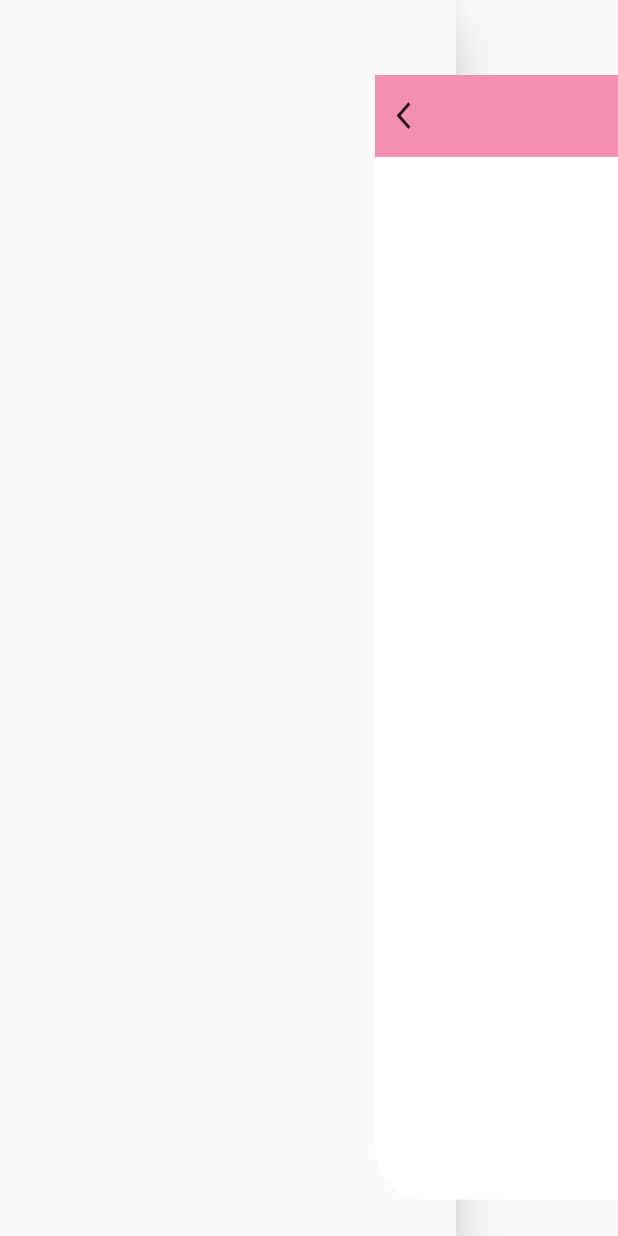
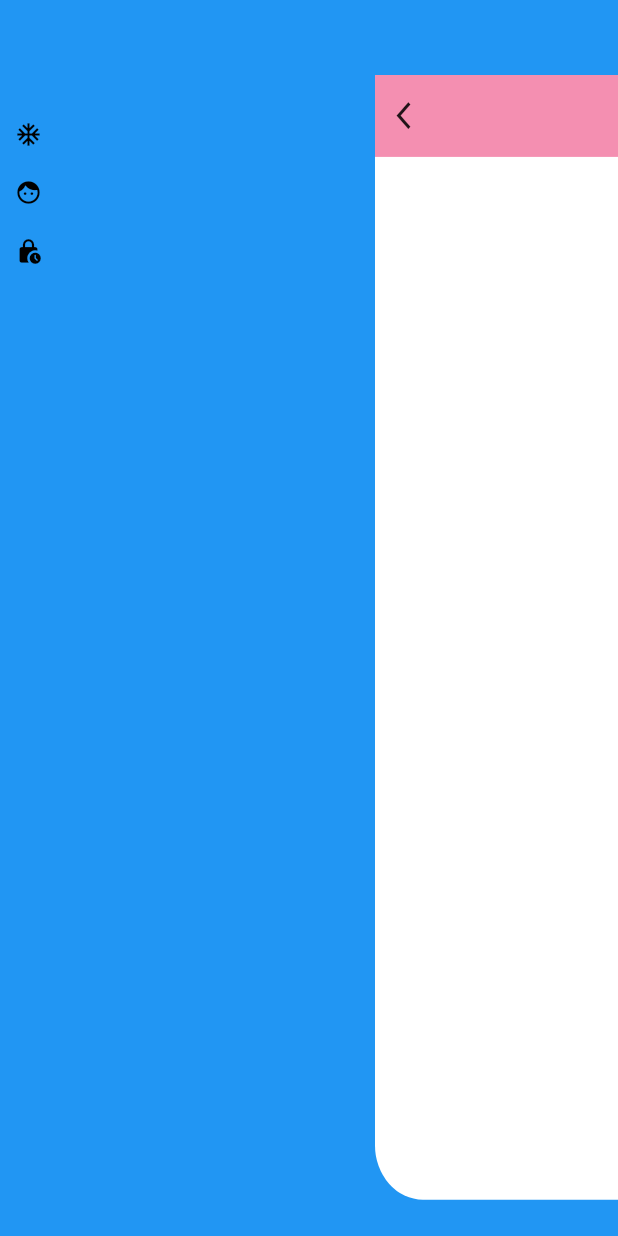
Before and after one commit to bitwaytechorg/pluto, a Flutter app: the MobileHome screen opened directly, after a tap on the "menu" icon, on a phone screen of 412 x 824 dp. Run offline on Flutter 3.47's test engine with Material 2 defaults, Android fonts, the phone set to English and light mode, and no system bars; our stand-ins replace cloud_firestore, firebase_auth, firebase_core, firebase_remote_config; missing offline and left inert: firebase_ui_auth, firebase_ui_localizations; accounts and stored records are empty.

Commit message:
slider_menu.dart

```diff
--- a/lib/components/drawer.dart
+++ b/lib/components/slider_menu.dart
@@ -4,7 +4,7 @@ import 'package:flutter/material.dart';
 
 import '../screens/home.dart';
 
-class Drawer extends StatelessWidget {
+class Slider_menu extends StatelessWidget {
 
   @override
   Widget build(BuildContext context) {
@@ -12,12 +12,14 @@ class Drawer extends StatelessWidget {
       width: MediaQuery.of(context).size.width,
       height: MediaQuery.of(context).size.height,
       color: Colors.blue,
+      padding: EdgeInsets.only(top: 70),
       child: Column(
         mainAxisAlignment: MainAxisAlignment.start,
         crossAxisAlignment: CrossAxisAlignment.start,
         children: [
           SingleChildScrollView(
             child: Container(
+              color: Colors.blue,
               margin: EdgeInsets.symmetric(horizontal: 10),
               child: Column(
                 crossAxisAlignment: CrossAxisAlignment.start,
@@ -28,7 +30,7 @@ class Drawer extends StatelessWidget {
                       onTap: ()=>Navigator.push(context, MaterialPageRoute(builder: (context)=>Home())),
                       child: Row(
                         children: [
-                          Icon(Icons.ac_unit_outlined, color: Colors.white,size: 18,),
+                          Icon(Icons.ac_unit_outlined, color: Colors.black,size: 18,),
                           SizedBox(width: 10,),
                           Text('dashboard', style: TextStyle(color: Theme.of(context).primaryColor, fontSize:16,fontWeight: FontWeight.bold),)
 
@@ -44,7 +46,7 @@ class Drawer extends StatelessWidget {
                       onTap: ()=> { },
                       child: Row(
                         children: [
-                          Icon(Icons.face, color: Colors.white,size: 18,),
+                          Icon(Icons.face, color: Colors.black,size: 18,),
                           SizedBox(width: 10,),
                           Text('Profile', style: TextStyle(color: Theme.of(context).primaryColor, fontSize:16,fontWeight: FontWeight.bold),)
 
@@ -60,7 +62,7 @@ class Drawer extends StatelessWidget {
                       onTap: ()=> { },
                       child: Row(
                         children: [
-                          Icon(Icons.lock_clock_rounded, color: Colors.white,size: 18,),
+                          Icon(Icons.lock_clock_rounded, color: Colors.black,size: 18,),
                           SizedBox(width: 10,),
                           Text('Change Password', style: TextStyle(color: Theme.of(context).primaryColor, fontSize: 16, fontWeight: FontWeight.bold),)
                         ],
--- a/lib/screens/mobile/mobile_home.dart
+++ b/lib/screens/mobile/mobile_home.dart
@@ -1,5 +1,6 @@
 import 'package:flutter/cupertino.dart';
 import 'package:flutter/material.dart';
+import 'package:pluto/components/slider_menu.dart';
 
 import '../../components/topbar.dart';
 
@@ -31,7 +32,7 @@ class MobileHomeState extends State<MobileHome> {
         top: true,
         child: Stack(
           children: [
-            Drawer(),
+            Slider_menu(),
             AnimatedContainer(
               width: MediaQuery.of(context).size.width,
               transform: Matrix4.translationValues(xOffset, yOffset, 0)
```
